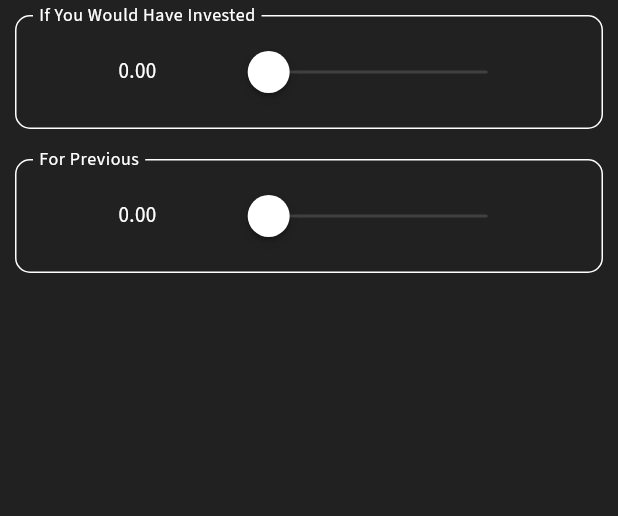
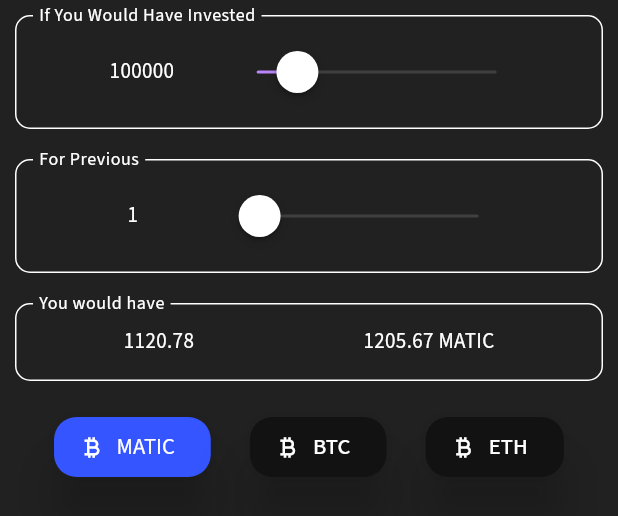
Before and after one commit to pnaskardev/OnFinance_Assignment, a Flutter app: the HistoricalWidget widget shown alone on an empty page, opened directly, on a phone screen of 412 x 824 dp. Shown: the top 516 px of the screen. Run offline on Flutter 3.47's test engine with Material 2 defaults, Android fonts, the phone set to English and light mode, and no system bars; our stand-ins replace flutter_dotenv, google_fonts, syncfusion_flutter_charts; network calls fail.

Commit message:
historical yield added

```diff
--- a/lib/common/widgets/historical_widget.dart
+++ b/lib/common/widgets/historical_widget.dart
@@ -1,5 +1,8 @@
 import 'package:flutter/cupertino.dart';
 import 'package:flutter/material.dart';
+import 'package:google_fonts/google_fonts.dart';
+import 'package:onfinance_assignment/utils/colors.dart';
+import 'package:onfinance_assignment/utils/styles.dart';
 
 class HistoricalWidget extends StatefulWidget
 {
@@ -10,8 +13,8 @@
 }
 
 class _HistoricalWidgetState extends State<HistoricalWidget> {
-  double _sliderValue = 0;
-
+  double _sliderValue = 100000;
+  int _yearSliderValue=1;
   @override
   Widget build(BuildContext context)
   {
@@ -43,13 +46,15 @@
                   (
                     child: SizedBox
                     (
-                      child: Text("${_sliderValue.toStringAsFixed(2)}"),
+                      child: Text("${_sliderValue.toStringAsFixed(0)}"),
                     ),
                   ),
                   Flexible
                   (
                     child: CupertinoSlider
                     (
+                      min: 0,
+                      max: 1000000,
                       value: _sliderValue,
                       onChanged: (newValue)
                       {
@@ -90,19 +95,22 @@
                   (
                     child: SizedBox
                     (
-                      child: Text("${_sliderValue.toStringAsFixed(2)}"),
+                      child: Text("${_yearSliderValue.toStringAsFixed(0)}"),
                     ),
                   ),
                   Flexible
                   (
                     child: CupertinoSlider
                     (
-                      value: _sliderValue,
+                      max: 10,
+                      min: 1,
+                      value: _yearSliderValue.toDouble(),
+                      divisions: 5,
                       onChanged: (newValue)
                       {
                         setState(()
                         {
-                          _sliderValue=newValue;
+                          _yearSliderValue=newValue.toInt();
                         });
                       }
                     ),
@@ -113,6 +121,129 @@
           ),
         ),
 
+        Padding
+        (
+          padding: const EdgeInsets.all(10.0),
+          child: SizedBox
+          (
+            child: InputDecorator
+            (
+              decoration: InputDecoration
+              (
+                labelText: 'You would have',
+                border: OutlineInputBorder
+                (
+                  borderRadius: BorderRadius.circular(10.0)
+                )
+              ),
+              child: Row
+              (
+                mainAxisAlignment: MainAxisAlignment.spaceAround,
+                children: const
+                [
+                   Flexible
+                  (
+                    child: SizedBox
+                    (
+                      child: Text("1120.78"),
+                    ),
+                  ),
+                  Flexible
+                  (
+                    child:Text("1205.67 MATIC"),
+                  ),
+
+                ],
+              ),
+
+            ) ,
+          ),
+        ),
+
+        Padding
+        (
+          padding: const EdgeInsets.all(10.0),
+          child: SizedBox
+          (
+            child:Row
+            (
+              mainAxisAlignment: MainAxisAlignment.spaceEvenly,
+              children:
+              [
+                ElevatedButton.icon
+                (
+                  onPressed: (){},
+                  icon: const Icon
+                  (
+                    Icons.currency_bitcoin,
+                    color: defaultColor,
+                  ),
+                  label: Text
+                  (
+                    'MATIC',
+                    style: Styles.buttonText,
+                  ),
+                  style: ElevatedButton.styleFrom
+                  (
+                    textStyle: Styles.buttonText,
+                    backgroundColor: blueColor,
+                    shape: RoundedRectangleBorder
+                    (
+                      borderRadius: BorderRadius.circular(15)
+                    ),
+                    elevation: 15.0,
+                  ),
+
+                ),
+                ElevatedButton.icon
+                (
+                  onPressed: (){},
+                  icon: const Icon
+                  (
+                    Icons.currency_bitcoin,
+                    color: defaultColor,
+                  ),
+                  label: Text
+                  (
+                    'BTC',
+                    style: Styles.buttonText,
+                  ),
+                  style: ElevatedButton.styleFrom
+                  (
+                    shape: RoundedRectangleBorder
+                    (
+                      borderRadius: BorderRadius.circular(15)
+                    ),
+                    elevation: 15.0,
+                  ),
+                ),
+                ElevatedButton.icon
+                (
+                  onPressed: (){},
+                  icon: const Icon
+                  (
+                    Icons.currency_bitcoin,
+                    color: defaultColor,
+                  ),
+                  label: Text
+                  (
+                    'ETH',
+                    style: Styles.buttonText,
+                  ),
+                  style: ElevatedButton.styleFrom
+                  (
+
+                    shape: RoundedRectangleBorder
+                    (
+                      borderRadius: BorderRadius.circular(15)
+                    ),
+                    elevation: 15.0,
+                  ),
+                )
+              ],
+            ),
+          )
+        ),
 
       ],
     );
--- /dev/null
+++ b/lib/utils/colors.dart
@@ -0,0 +1,11 @@
+import 'package:flutter/material.dart';
+
+const blueColor =Color.fromRGBO(52, 85, 255,1);
+const defaultColor = Colors.white;
+const primaryColor = Color(0xff619549);
+const secondaryColor = Colors.grey;
+const selectedColor = Colors.green;
+const homepageborderColor = Color.fromARGB(41, 244, 244, 244);
+const profileCardBGColor = Color.fromARGB(225, 234, 234, 234);
+const redColor = Color.fromARGB(255, 240, 12, 12);
+const serviceCardBorderColor = Color(0xffD9D9D9);
--- a/lib/utils/styles.dart
+++ b/lib/utils/styles.dart
@@ -14,6 +14,16 @@
     (
       textStyle: const TextStyle( fontSize: 20)
     );
+
+    static TextStyle buttonText =
+    GoogleFonts.sourceSansPro
+    (
+      textStyle: const TextStyle
+      (
+        fontSize: 15,
+        color: Colors.white
+      )
+    );
     static TextStyle smallTabName =
     GoogleFonts.sourceSansPro
     (
```
Also changed, not shown: lib/features/home/screens/home.dart (indentation only).
